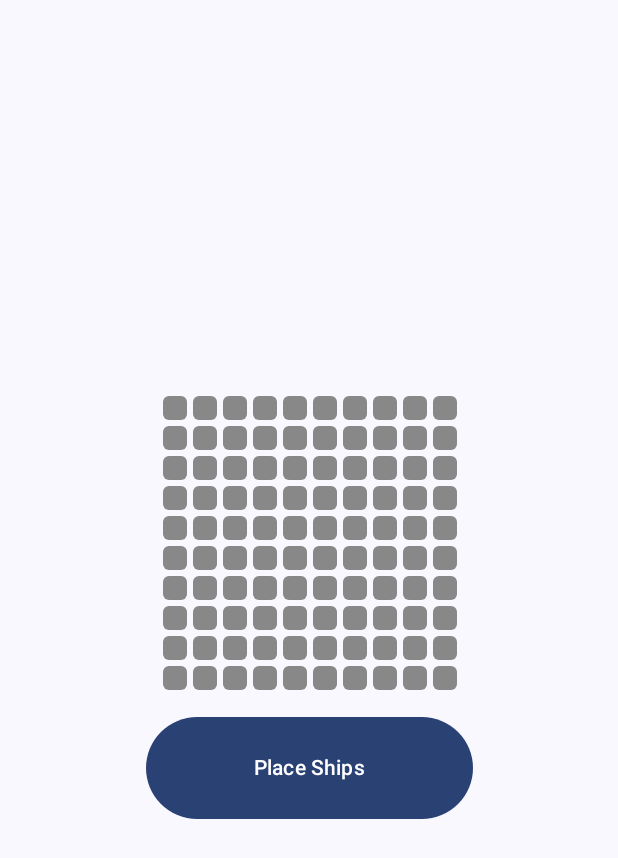
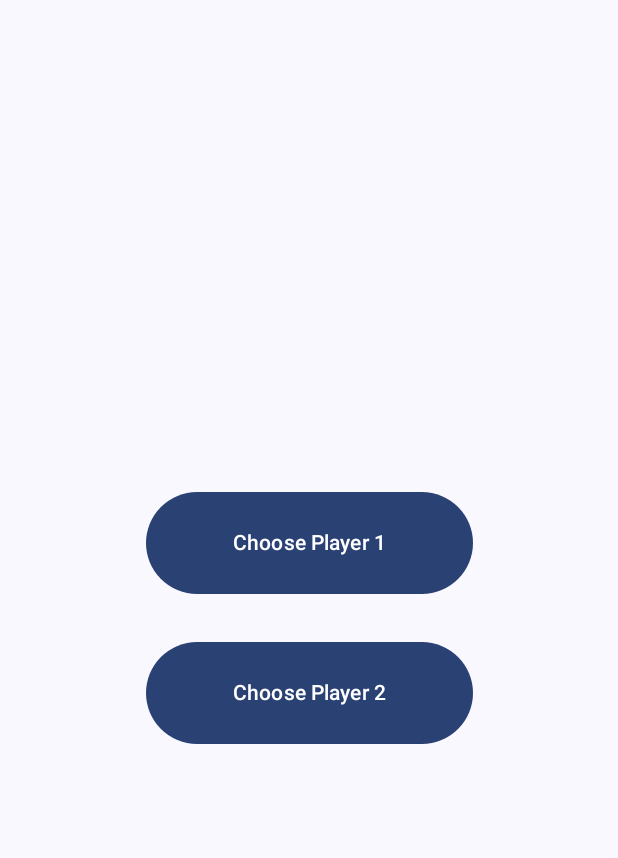
Before and after one commit to Buczixo/ProjektWarships, an Android app built with Jetpack Compose: the screen it shows after launch (MainActivity), on a phone screen of 412 x 824 dp. Shown: the top 858 px of the screen. Run offline under Robolectric (Android 15) with nearby library versions, the phone set to English and light mode, and no system bars.

Commit message:
PlayerSelection

```diff
--- a/app/src/main/java/com/example/myapplication/MainActivity.kt
+++ b/app/src/main/java/com/example/myapplication/MainActivity.kt
@@ -18,10 +18,14 @@ import androidx.compose.ui.draw.clip
 import androidx.compose.ui.graphics.Color
 import androidx.compose.ui.tooling.preview.Preview
 import androidx.compose.ui.unit.dp
+import androidx.navigation.NavController
 import androidx.navigation.compose.NavHost
 import androidx.navigation.compose.composable
 import androidx.navigation.compose.rememberNavController
 import com.example.myapplication.ui.theme.MyApplicationTheme
+
+var Player = 0;
+var Opponent = 0;
 
 class MainActivity : ComponentActivity() {
     override fun onCreate(savedInstanceState: Bundle?) {
@@ -54,13 +58,44 @@ fun ScreenNavigation() {
         startDestination = "screen1"
     ) {
         composable("screen1") {
-            WarshipsGame()
+            PlayerSelector(navController)
         }
         composable("screen2") {
-
+            WarshipsGame()
         }
     }
 }
+
+@Composable
+fun PlayerSelector(navController: NavController) {
+Column {
+    Button(
+        onClick = {
+            navController.navigate("screen2")
+            Player = 1
+            Opponent = 2 },
+        modifier = Modifier
+            .width(250.dp)
+            .height(100.dp)
+            .padding(16.dp)
+    ) {
+        Text(text = "Choose Player 1")
+    }
+    Button(
+        onClick = {navController.navigate("screen2")
+            Player = 2
+            Opponent = 1 },
+        modifier = Modifier
+            .width(250.dp)
+            .height(100.dp)
+            .padding(16.dp)
+    ) {
+        Text(text = "Choose Player 2")
+    }
+}
+
+
+    }
 
 @Composable
 fun WarshipsGame() {
@@ -110,7 +145,7 @@ fun WarshipsGame() {
                 .height(100.dp)
                 .padding(16.dp)
         ) {
-            Text(text = if (placingShip) "Stop Placing Ships" else "Place Ships")
+            Text(text = if (placingShip) "Player $Player" else "Opponent $Opponent")
         }
     }
 }
```
